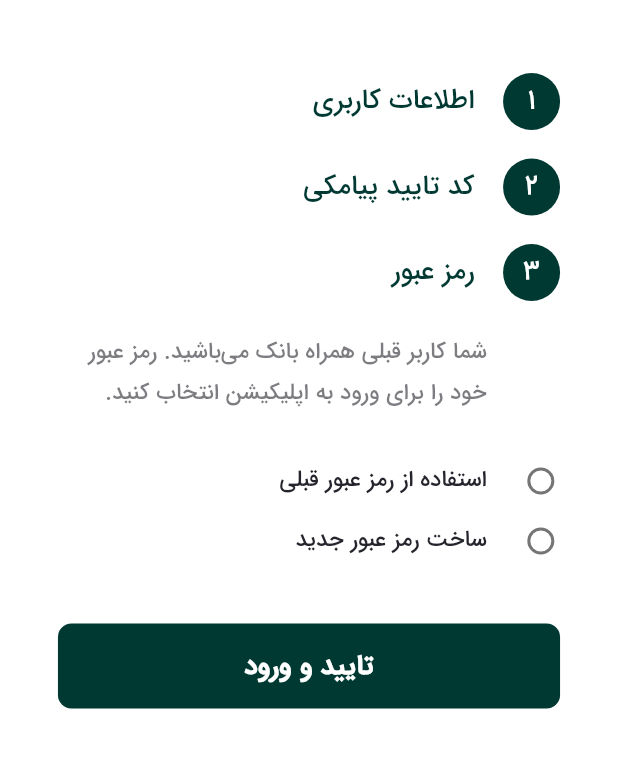
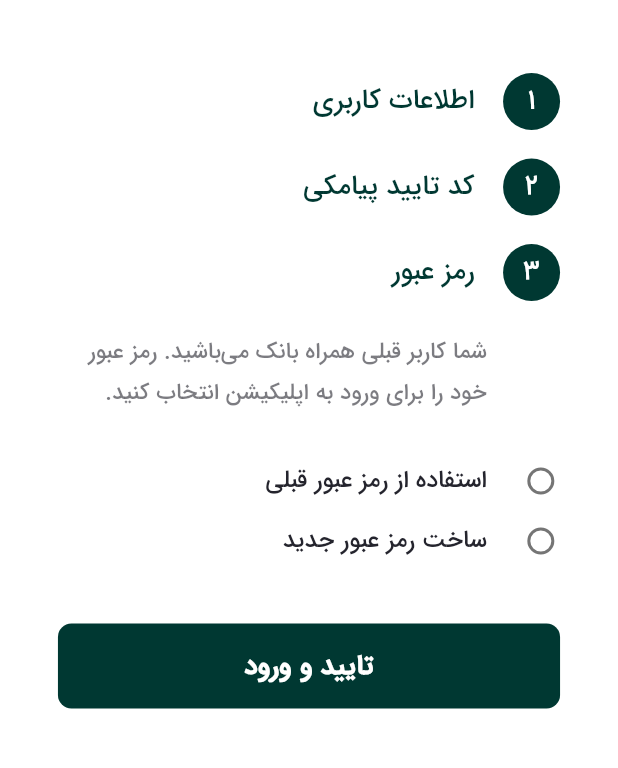
Before and after one commit to devme19/keshavarzzi-bank, a Flutter app: the OtpVerificationPage screen opened by its route, after a tap on "ادامه", on a phone screen of 412 x 824 dp, the part 125-893 px from its top. Run offline on Flutter 3.47's test engine with Material 2 defaults, Android fonts, the phone set to English and light mode, and no system bars; our stand-ins replace cached_network_image, device_preview, flutter_svg, get.

Commit message:
last commit

```diff
--- a/lib/presentation/themes/app_style.dart
+++ b/lib/presentation/themes/app_style.dart
@@ -90,14 +90,7 @@ class AppStyle {
     fontFamily: 'IRANSansMobile',
     fontWeight: FontWeight.w500,
   );
-  static TextStyle txtIRANSansMobileFaNumBold12 = TextStyle(
-    color: ColorConstant.teal900,
-    fontSize: getFontSize(
-      12,
-    ),
-    fontFamily: 'IRANSansMobile',
-    fontWeight: FontWeight.bold,
-  );
+
   static TextStyle txtIRANSansMobileFaNumMedium17 = TextStyle(
     color: ColorConstant.teal900,
     fontSize: getFontSize(
@@ -178,14 +171,35 @@ class AppStyle {
   );
   static TextStyle txtIRANSansMobileFaNum12Gray900 = TextStyle(
     color: ColorConstant.gray900,
-    // height: getVerticalSize(2),
+    height: getVerticalSize(2),
+    // fontSize: getFontSize(
+    //   12,
+    // ),
+    fontFamily: 'IRANSansMobile',
+    fontWeight: FontWeight.w400,
+  );
+  static TextStyle txtIRANSansMobileFaNumBold12 = TextStyle(
+  color: ColorConstant.teal900,
+  // fontSize: getFontSize(
+  // 12,
+  // ),
+  fontFamily: 'IRANSansMobile',
+  fontWeight: FontWeight.bold,
+  );
+  static TextStyle txtIRANSansMobileFaNum12W400Gray900 = TextStyle(
+    color: ColorConstant.gray900,
+    fontFamily: 'IRANSansMobile',
+    fontWeight: FontWeight.w400,
+  );
+  static TextStyle txtIRANSansMobileFaNum12Height2Gray900 = TextStyle(
+    color: ColorConstant.gray900,
+    height: getVerticalSize(2),
     fontSize: getFontSize(
       12,
     ),
     fontFamily: 'IRANSansMobile',
     fontWeight: FontWeight.w400,
   );
-
   static TextStyle txtRobotoRegular20 = TextStyle(
     color: ColorConstant.black900,
     fontSize: getFontSize(
--- a/lib/presentation/widgets/agreement_widget.dart
+++ b/lib/presentation/widgets/agreement_widget.dart
@@ -64,7 +64,7 @@ class AgreementWidget extends StatelessWidget {
                           textDirection: TextDirection.rtl,
                           textAlign: TextAlign.justify,
 
-                          style: AppStyle.txtIRANSansMobileFaNum12Gray900
+                          style: AppStyle.txtIRANSansMobileFaNum12Height2Gray900
                       ),
                     ],
                   ),
--- a/lib/presentation/widgets/radio_widget.dart
+++ b/lib/presentation/widgets/radio_widget.dart
@@ -34,7 +34,7 @@ import '../themes/app_style.dart';
                textAlign: TextAlign.end,
                style: radioValue == item?
                AppStyle.txtIRANSansMobileFaNumBold12:
-               AppStyle.txtIRANSansMobileFaNum12Gray900
+               AppStyle.txtIRANSansMobileFaNum12W400Gray900
              ),
              activeColor: ColorConstant.teal900,
              value: item,
--- a/pubspec.yaml
+++ b/pubspec.yaml
@@ -37,6 +37,7 @@ dependencies:
   get: ^4.6.5
   cached_network_image: ^3.2.1
   flutter_svg: ^0.22.0
+  device_preview: ^1.1.0
 dev_dependencies:
   flutter_test:
     sdk: flutter
```
Also changed, not shown: lib/main.dart (+9 -1 lines), lib/presentation/widgets/service_item_widget.dart (+4 -4 lines), pubspec.lock, 39 other files.
